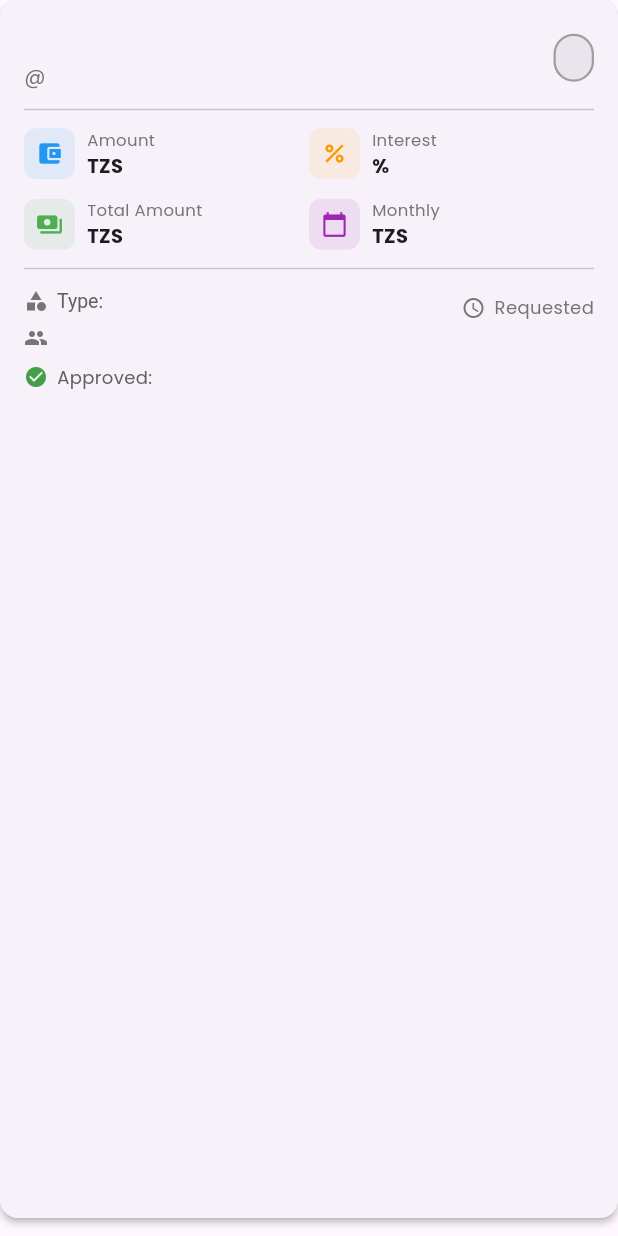
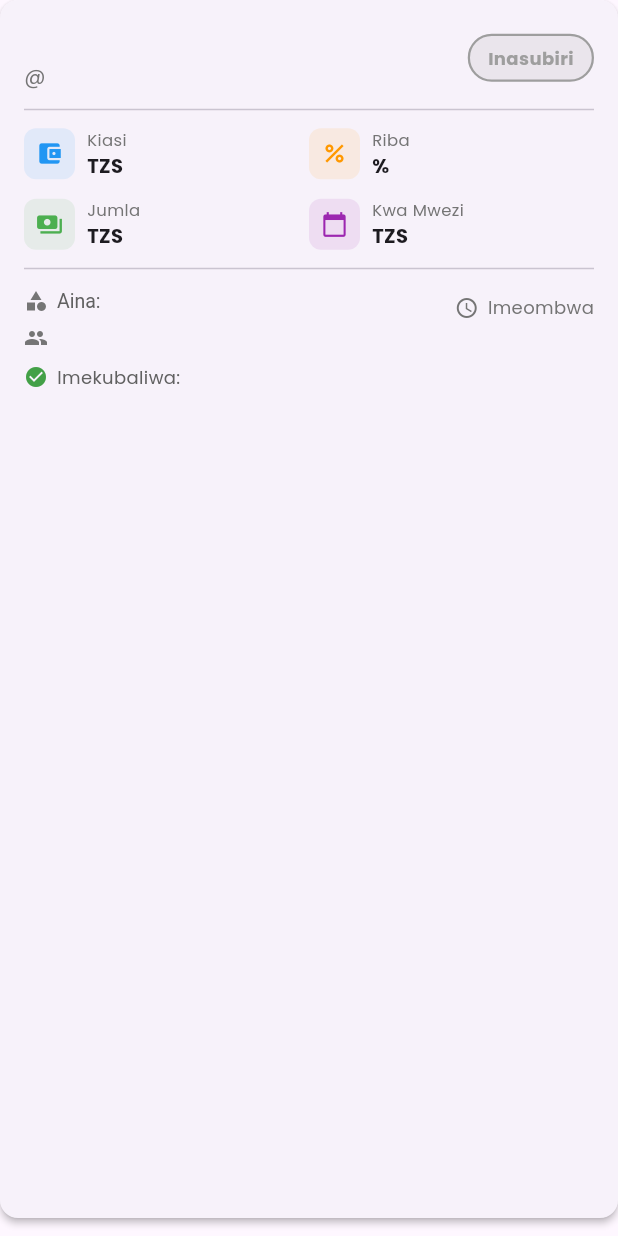
Before and after one commit to CostantinoGwaka/YerikoApp, a Flutter app: the LoanCard widget shown alone on an empty page, opened directly with empty values, on a phone screen of 412 x 824 dp. Run offline on Flutter 3.47's test engine with Material 3 defaults, Android fonts, the phone set to English and light mode, and no system bars; our stand-ins replace animated_bottom_navigation_bar, fl_chart, flutter_localization, flutter_phoenix, google_fonts, page_transition and 3 more; missing offline and left inert: excel, open_store, restart_app; accounts and stored records are empty; network calls fail.

Commit message:
fix info

```diff
--- a/lib/pages/loan_from_all_users.dart
+++ b/lib/pages/loan_from_all_users.dart
@@ -1287,7 +1287,7 @@ class LoanCard extends StatelessWidget {
                       border: Border.all(color: statusColor, width: 1.5),
                     ),
                     child: Text(
-                      loan.status.toUpperCase(),
+                      LoanSettingService.getStatusLabel(loan.status),
                       style: TextStyle(
                         color: statusColor,
                         fontWeight: FontWeight.bold,
@@ -1306,7 +1306,7 @@ class LoanCard extends StatelessWidget {
                   Expanded(
                     child: _DetailItem(
                       icon: Icons.account_balance_wallet,
-                      label: 'Amount',
+                      label: 'Kiasi',
                       value: 'TZS ${formatCurrency(loan.amount)}',
                       color: Colors.blue,
                     ),
@@ -1314,7 +1314,7 @@ class LoanCard extends StatelessWidget {
                   Expanded(
                     child: _DetailItem(
                       icon: Icons.percent,
-                      label: 'Interest',
+                      label: 'Riba',
                       value: '${loan.interestRate}%',
                       color: Colors.orange,
                     ),
@@ -1327,7 +1327,7 @@ class LoanCard extends StatelessWidget {
                   Expanded(
                     child: _DetailItem(
                       icon: Icons.payments,
-                      label: 'Total Amount',
+                      label: 'Jumla',
                       value: 'TZS ${formatCurrency(loan.totalAmount)}',
                       color: Colors.green,
                     ),
@@ -1335,7 +1335,7 @@ class LoanCard extends StatelessWidget {
                   Expanded(
                     child: _DetailItem(
                       icon: Icons.calendar_today,
-                      label: 'Monthly',
+                      label: 'Kwa Mwezi',
                       value: 'TZS ${formatCurrency(loan.monthlyInstallment)}',
                       color: Colors.purple,
                     ),
@@ -1365,7 +1365,7 @@ class LoanCard extends StatelessWidget {
                                       fontSize: 13,
                                       color: Colors.grey.shade700),
                                   children: [
-                                    const TextSpan(text: 'Type: '),
+                                    const TextSpan(text: 'Aina: '),
                                     _highlightText(loan.loanType, searchQuery),
                                   ],
                                 ),
@@ -1401,7 +1401,7 @@ class LoanCard extends StatelessWidget {
                               size: 16, color: Colors.grey.shade600),
                           const SizedBox(width: 6),
                           Text(
-                            'Requested',
+                            'Imeombwa',
                             style: TextStyle(
                                 fontSize: 12, color: Colors.grey.shade600),
                           ),
@@ -1425,7 +1425,7 @@ class LoanCard extends StatelessWidget {
                         size: 16, color: Colors.green.shade600),
                     const SizedBox(width: 6),
                     Text(
-                      'Approved: ${formatDate(loan.approvedAt.toString())}',
+                      'Imekubaliwa: ${formatDate(loan.approvedAt.toString())}',
                       style:
                           TextStyle(fontSize: 12, color: Colors.grey.shade700),
                     ),
--- a/lib/services/loan_setting_service.dart
+++ b/lib/services/loan_setting_service.dart
@@ -10,31 +10,31 @@ class LoanSettingService {
   static List<Map<String, dynamic>> statusList = [
     {
       'value': 'pending',
-      'label': 'Pending',
+      'label': 'Inasubiri',
       'color': Colors.orange,
       'icon': Icons.pending
     },
     {
       'value': 'in-progress',
-      'label': 'In Progress',
+      'label': 'Inaendelea',
       'color': Colors.blue,
       'icon': Icons.hourglass_empty
     },
     {
       'value': 'completed',
-      'label': 'Completed',
+      'label': 'Imekamilika',
       'color': Colors.teal,
       'icon': Icons.done_all
     },
     {
       'value': 'approved',
-      'label': 'Approved',
+      'label': 'Imeidhinishwa',
       'color': Colors.green,
       'icon': Icons.check_circle
     },
     {
       'value': 'rejected',
-      'label': 'Rejected',
+      'label': 'Imekataliwa',
       'color': Colors.red,
       'icon': Icons.cancel
     },
@@ -106,6 +106,11 @@ class LoanSettingService {
         orElse: () => statusList[0])['color'];
   }
 
+  static String getStatusLabel(String status) {
+    return statusList.firstWhere((s) => s['value'] == status,
+        orElse: () => statusList[0])['label'];
+  }
+
   static String formatCurrency(dynamic amount) {
     return NumberFormat('#,##0.00')
         .format(double.tryParse(amount.toString()) ?? 0);
```
